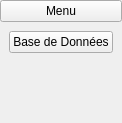
The window that src/manager/GMenu.ui (gkesse/ready-cpp-qt-opengl-robot-scara) describes before a commit, drawn with Qt 5.
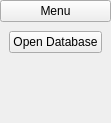
The same window after the commit.

```diff
--- a/src/manager/GMenu.ui
+++ b/src/manager/GMenu.ui
@@ -6,7 +6,7 @@
    <rect>
     <x>0</x>
     <y>0</y>
-    <width>109</width>
+    <width>101</width>
     <height>123</height>
    </rect>
   </property>
@@ -57,7 +57,7 @@
          <cursorShape>PointingHandCursor</cursorShape>
         </property>
         <property name="text">
-         <string>Base de Données</string>
+         <string>Open Database</string>
         </property>
        </widget>
       </item>
```
Left out of the diff: 2 changed lines with no effect on the pictures.
